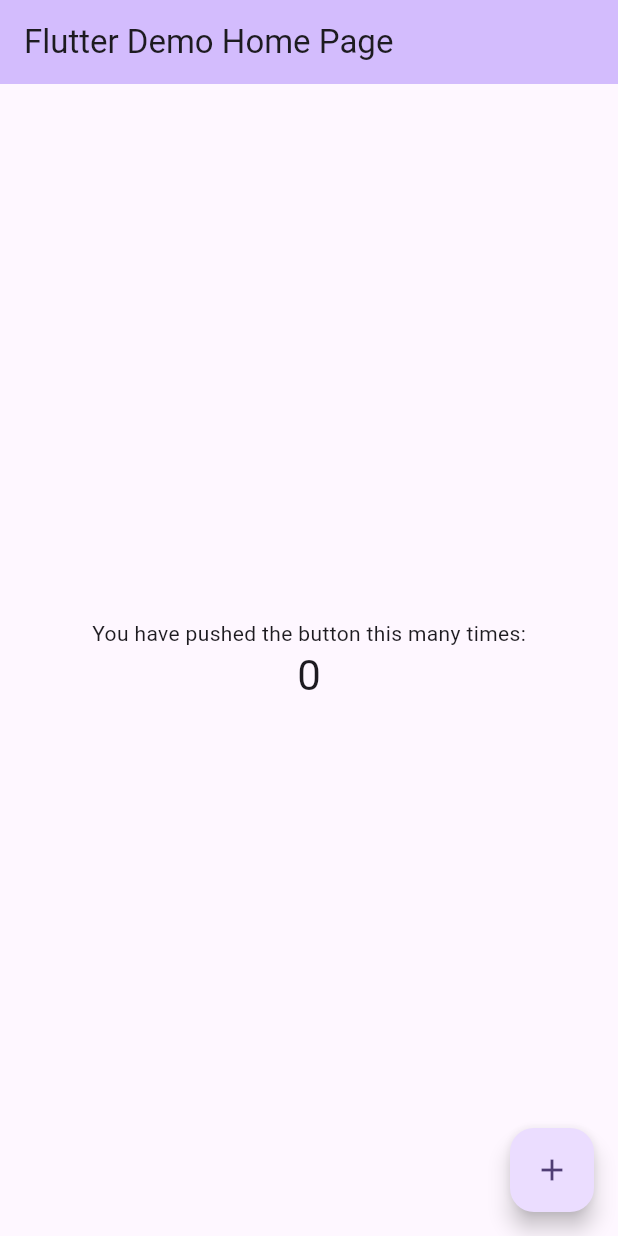
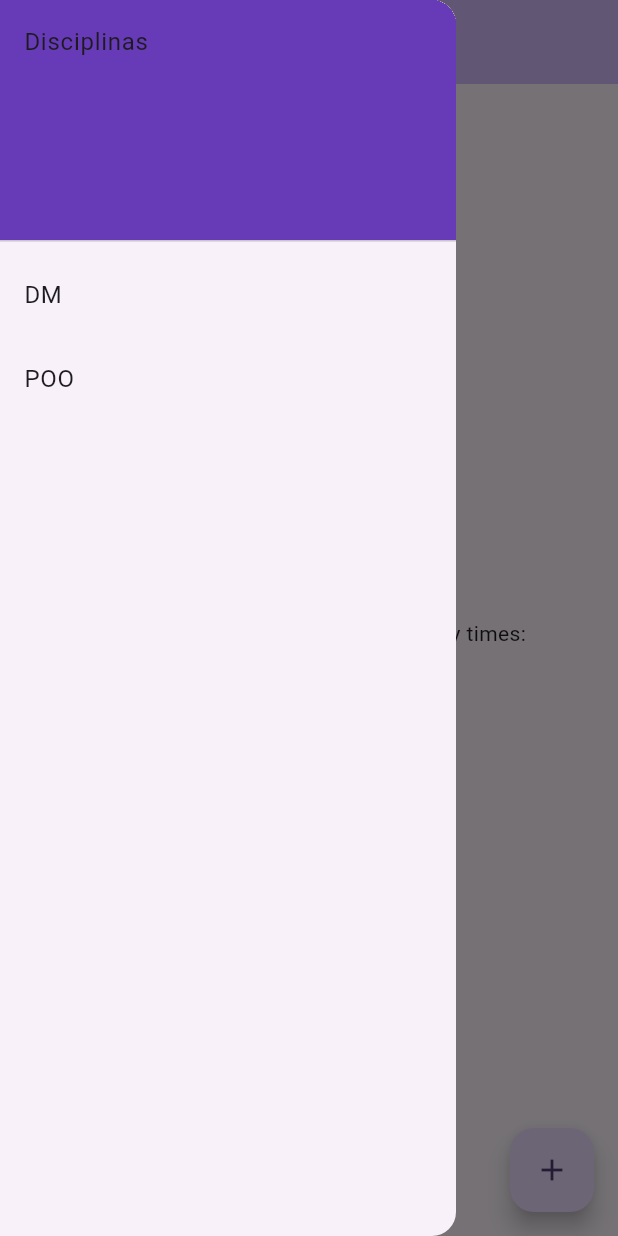
Before and after one commit to RicardoHSimoni/App-Notas-de-aulas, a Flutter app: the screen it shows after launch, with the side drawer open (before the commit the screen has no drawer), on a phone screen of 412 x 824 dp. Run offline on Flutter 3.47's test engine with Material 3 defaults, Android fonts, the phone set to English and light mode, and no system bars.

Commit message:
Drawer
Adicionei um drawer(menu lateral) com umas disciplinas e mudei o título

```diff
--- a/lib/main.dart
+++ b/lib/main.dart
@@ -11,7 +11,7 @@ class MyApp extends StatelessWidget {
   @override
   Widget build(BuildContext context) {
     return MaterialApp(
-      title: 'Flutter Demo',
+      title: 'App de notas',
       theme: ThemeData(
         // This is the theme of your application.
         //
@@ -30,7 +30,7 @@ class MyApp extends StatelessWidget {
         // tested with just a hot reload.
         colorScheme: ColorScheme.fromSeed(seedColor: Colors.deepPurple),
       ),
-      home: const MyHomePage(title: 'Flutter Demo Home Page'),
+      home: const MyHomePage(title: 'App de notas'),
     );
   }
 }
@@ -76,6 +76,37 @@ class _MyHomePageState extends State<MyHomePage> {
     // fast, so that you can just rebuild anything that needs updating rather
     // than having to individually change instances of widgets.
     return Scaffold(
+      drawer: Drawer(
+        child: ListView(
+          padding: EdgeInsets.zero,
+          children: <Widget>[
+            const DrawerHeader(
+              decoration: BoxDecoration(
+                color: Colors.deepPurple,
+              ),
+              child: Text('Disciplinas'),
+            ),
+            ListTile(
+              title: const Text('DM'),
+              onTap: () {
+                // Update the state of the app
+                // ...
+                // Then close the drawer
+                Navigator.pop(context);
+              },
+            ),
+            ListTile(
+              title: const Text('POO'),
+              onTap: () {
+                // Update the state of the app
+                // ...
+                // Then close the drawer
+                Navigator.pop(context);
+              },
+            ),
+          ],
+        ),
+      ),
       appBar: AppBar(
         // TRY THIS: Try changing the color here to a specific color (to
         // Colors.amber, perhaps?) and trigger a hot reload to see the AppBar
```
